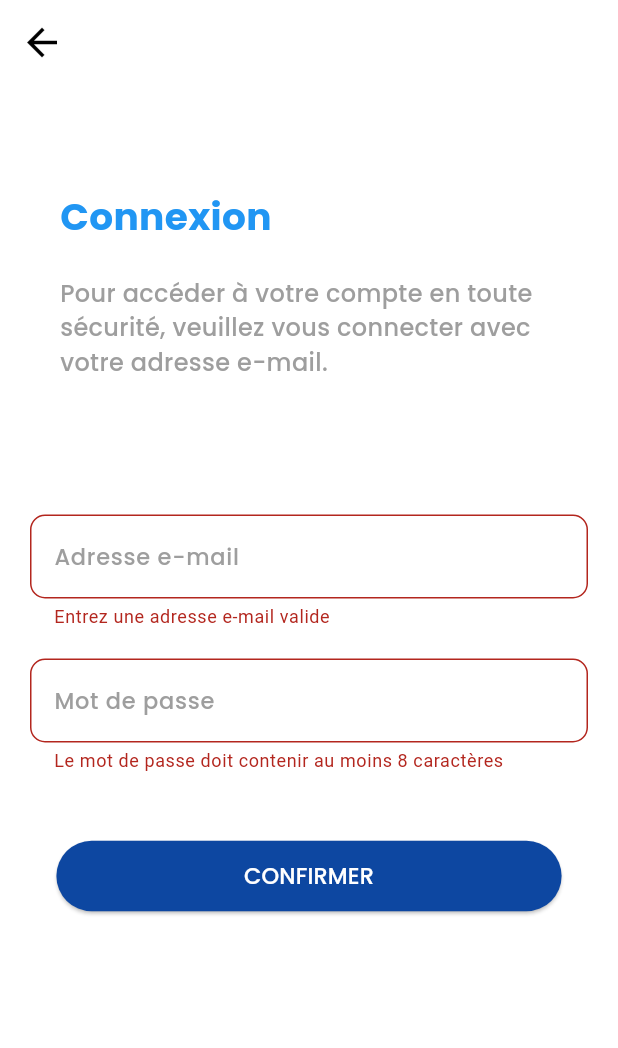
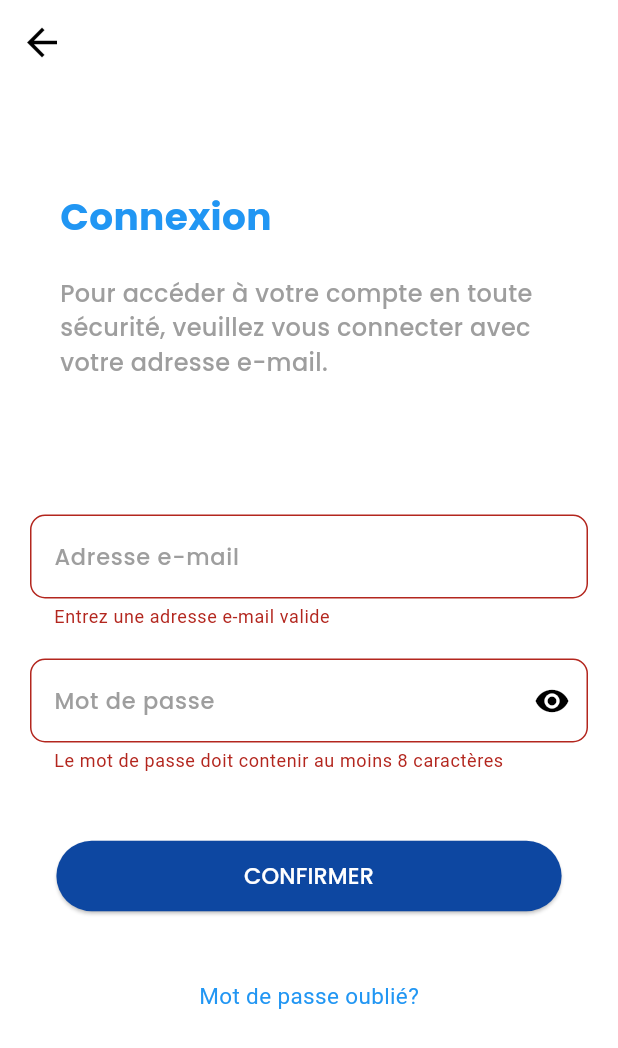
Before and after one commit to mdeport/budget_app, a Flutter app: the page_connexion_compte screen opened directly, after a tap on "CONFIRMER", on a phone screen of 412 x 824 dp. Shown: the top 1048 px of the screen. Run offline on Flutter 3.47's test engine with Material 3 defaults, Android fonts, the phone set to English and light mode, and no system bars; our stand-ins replace cloud_firestore, firebase_auth, firebase_core, font_awesome_flutter, google_fonts, syncfusion_flutter_charts; missing offline and left inert: flutter_material_color_picker; accounts and stored records are empty.

Commit message:
ajout de la fonctionnalite de mots de passe oublier lorsque vous vous connecter, et ajout de la verification par mail lorsque l'on crée un compte et ajout d'un bouton pour mail verifier lorsque le mail est verifier par mail

```diff
--- a/lib/pages/page-authentification/page-connexion.dart
+++ b/lib/pages/page-authentification/page-connexion.dart
@@ -5,6 +5,7 @@ import 'package:google_fonts/google_fonts.dart';
 import 'package:application_budget_app/models/UserModel.dart';
 import 'package:application_budget_app/pages/services/UserService.dart';
 import 'package:flutter/services.dart';
+import 'package:firebase_auth/firebase_auth.dart';
 
 class page_connexion_compte extends StatefulWidget {
   const page_connexion_compte({super.key});
@@ -16,12 +17,12 @@ class page_connexion_compte extends StatefulWidget {
 class _page_connexion_compteState extends State<page_connexion_compte> {
   UserService _userService = UserService();
 
-  final _obsuretext1 = true;
-  //var _obsuretext2 = true;
-  var _email;
-  var _password;
+  bool _obsuretext1 = true;
+  String? _email;
+  String? _password;
   final GlobalKey<FormState> _formKey = GlobalKey<FormState>();
   final RegExp emailRegex = RegExp(r"[a-z0-9\._-]+@[a-z0-9\._-]+\.[a-z]+");
+  final FirebaseAuth _auth = FirebaseAuth.instance;
 
   Future<void> _showError(String errorMessage, BuildContext context) async {
     return showDialog<void>(
@@ -48,6 +49,31 @@ class _page_connexion_compteState extends State<page_connexion_compte> {
         );
       },
     );
+  }
+
+  Future<void> _resetPassword() async {
+    if (_email == null || !emailRegex.hasMatch(_email!)) {
+      ScaffoldMessenger.of(context).showSnackBar(
+        const SnackBar(
+          content: Text('Veuillez entrer une adresse e-mail valide.'),
+        ),
+      );
+      return;
+    }
+    try {
+      await _auth.sendPasswordResetEmail(email: _email!);
+      ScaffoldMessenger.of(context).showSnackBar(
+        const SnackBar(
+          content: Text('Email de réinitialisation du mot de passe envoyé.'),
+        ),
+      );
+    } catch (e) {
+      ScaffoldMessenger.of(context).showSnackBar(
+        SnackBar(
+          content: Text('Erreur: ${e.toString()}'),
+        ),
+      );
+    }
   }
 
   @override
@@ -138,10 +164,11 @@ class _page_connexion_compteState extends State<page_connexion_compte> {
                               fontWeight: FontWeight.w500,
                               color: Colors.grey,
                             ),
-                            /*
                             suffixIcon: IconButton(
-                          icon: const Icon(
-                            Icons.visibility,
+                              icon: Icon(
+                                _obsuretext1
+                                    ? Icons.visibility
+                                    : Icons.visibility_off,
                                 color: Colors.black,
                               ),
                               onPressed: () {
@@ -151,7 +178,7 @@ class _page_connexion_compteState extends State<page_connexion_compte> {
                                   },
                                 );
                               },
-                        ),*/
+                            ),
                             border: OutlineInputBorder(
                               borderRadius: BorderRadius.circular(10),
                             ),
@@ -181,8 +208,8 @@ class _page_connexion_compteState extends State<page_connexion_compte> {
                               if (_formKey.currentState!.validate()) {
                                 _userService
                                     .signIn(UserModel(
-                                  email: _email,
-                                  password: _password,
+                                  email: _email!,
+                                  password: _password!,
                                 ))
                                     .then(
                                   (value) {
@@ -203,6 +230,17 @@ class _page_connexion_compteState extends State<page_connexion_compte> {
                             },
                           ),
                         ),
+                        const SizedBox(height: 45),
+                        GestureDetector(
+                          onTap: _resetPassword,
+                          child: const Text(
+                            'Mot de passe oublié?',
+                            style: TextStyle(
+                              color: Colors.blue,
+                              fontSize: 15,
+                            ),
+                          ),
+                        ),
                       ],
                     ),
                   ),
```
Also changed, not shown: lib/pages/page-authentification/page-creer-compte.dart (+70 -50 lines), lib/pages/services/UserService.dart (+108 -0 lines). Lines whose indentation alone changed are shown as unchanged.
